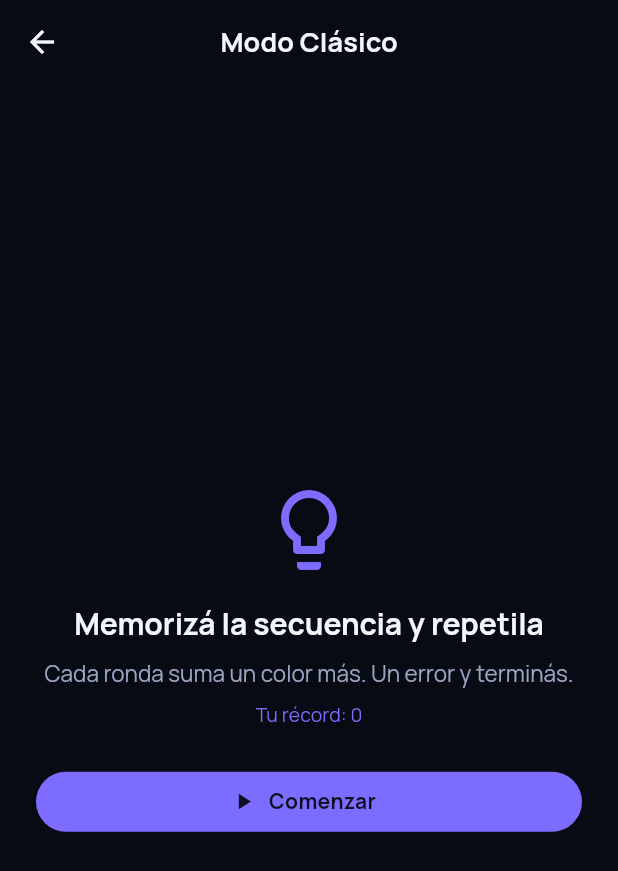
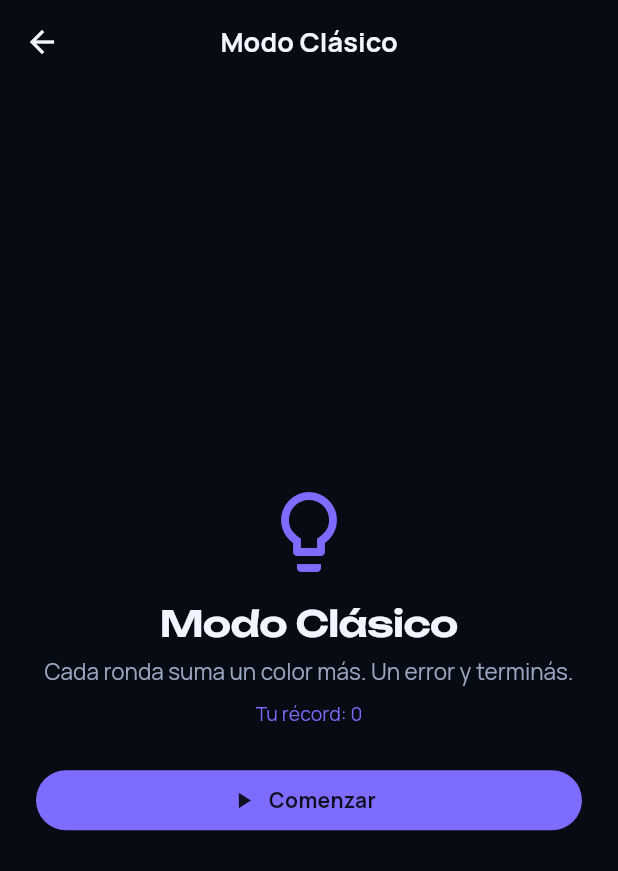
Before and after one commit to Matute0512/chroma_memory, a Flutter app: the screen it shows after launch, after a tap on "Modo Clásico", on a phone screen of 412 x 824 dp. Shown: the top 871 px of the screen. Run offline on Flutter 3.47's test engine with Material 3 defaults, Android fonts, the phone set to English and light mode, and no system bars; our stand-ins replace audioplayers, flutter_riverpod, shared_preferences.

Commit message:
feat: add Daily Challenge and Zen mode via shared sequence engine
- Parameterize the sequence engine with SequenceRules (start length, growth,
  end-on-mistake, deterministic seed, review-on-mistake)
- Generic SequenceModePage shared by all three modes (replaces the classic-only
  page): title + subtitle + mode provider
- Daily: unique date-seeded sequence (len 6, no growth); completing it shows a
  "reto completado" results state
- Zen: no penalties; on error it re-shows the sequence, counts mistakes
- Per-mode best-score storage (prefixed keys) and providers in DI
- Home enables all three modes; results page handles the completed case

Co-Authored-By: Claude Code <noreply@anthropic.com>

```diff
--- a/lib/app/pages/home_page.dart
+++ b/lib/app/pages/home_page.dart
@@ -10,14 +10,6 @@ class HomePage extends StatelessWidget {
 
   void _openMode(BuildContext context, String route) {
     Navigator.of(context).pushNamed(route);
-  }
-
-  void _comingSoon(BuildContext context, String mode) {
-    ScaffoldMessenger.of(context)
-      ..hideCurrentSnackBar()
-      ..showSnackBar(
-        SnackBar(content: Text('$mode estará disponible próximamente')),
-      );
   }
 
   @override
@@ -40,7 +32,8 @@ class HomePage extends StatelessWidget {
                     CircleAvatar(
                       radius: 26,
                       backgroundColor: scheme.primary,
-                    child: Icon(Icons.palette_outlined, color: scheme.onPrimary),
+                      child:
+                          Icon(Icons.palette_outlined, color: scheme.onPrimary),
                     ),
                     const SizedBox(width: 16),
                     Expanded(
@@ -81,25 +74,25 @@ class HomePage extends StatelessWidget {
                     _ModeCard(
                       icon: Icons.bolt,
                       title: 'Modo Clásico',
-                    description: 'Secuencias que crecen en velocidad y longitud.',
-                    enabled: true,
+                      description:
+                          'Secuencias que crecen en velocidad y longitud.',
                       onTap: () => _openMode(context, AppRoutes.classic),
                     ),
                     const SizedBox(height: 12),
                     _ModeCard(
                       icon: Icons.event_available,
                       title: 'Desafío Diario',
-                    description: 'Un reto único, igual para todos, cada 24 horas.',
-                    enabled: false,
-                    onTap: () => _comingSoon(context, 'El Desafío Diario'),
+                      description:
+                          'Un reto único, igual para todos, cada 24 horas.',
+                      onTap: () => _openMode(context, AppRoutes.daily),
                     ),
                     const SizedBox(height: 12),
                     _ModeCard(
                       icon: Icons.spa,
                       title: 'Modo Zen',
-                    description: 'Sin límites de tiempo ni penalizaciones.',
-                    enabled: false,
-                    onTap: () => _comingSoon(context, 'El Modo Zen'),
+                      description:
+                          'Sin límites de tiempo ni penalizaciones.',
+                      onTap: () => _openMode(context, AppRoutes.zen),
                     ),
                   ],
                 ),
@@ -118,16 +111,12 @@ class _ModeCard extends StatelessWidget {
     required this.icon,
     required this.title,
     required this.description,
-    required this.enabled,
     required this.onTap,
   });
 
   final IconData icon;
   final String title;
   final String description;
-
-  /// Si el modo ya se puede jugar; si es false se muestra como "próximamente".
-  final bool enabled;
   final VoidCallback onTap;
 
   @override
@@ -135,13 +124,11 @@ class _ModeCard extends StatelessWidget {
     final ColorScheme scheme = Theme.of(context).colorScheme;
     final TextTheme textTheme = Theme.of(context).textTheme;
 
-    final Widget card = Card(
+    return Card(
       clipBehavior: Clip.antiAlias,
       elevation: 0,
       color: scheme.surfaceContainerLow,
       child: InkWell(
-        // Los modos bloqueados igual reaccionan al toque para avisar que
-        // están "próximamente"; el estilo es el que varía con [enabled].
         onTap: onTap,
         child: Padding(
           padding: const EdgeInsets.symmetric(horizontal: 16, vertical: 18),
@@ -174,40 +161,11 @@ class _ModeCard extends StatelessWidget {
                 ),
               ),
               const SizedBox(width: 8),
-              if (!enabled)
-                _SoonChip(textTheme: textTheme, scheme: scheme)
-              else
               Icon(Icons.chevron_right, color: scheme.onSurfaceVariant),
             ],
           ),
         ),
       ),
     );
-
-    if (enabled) return card;
-    return Opacity(opacity: 0.6, child: card);
   }
 }
-
-/// Etiqueta "próximamente" para modos todavía no disponibles.
-class _SoonChip extends StatelessWidget {
-  const _SoonChip({required this.textTheme, required this.scheme});
-
-  final TextTheme textTheme;
-  final ColorScheme scheme;
-
-  @override
-  Widget build(BuildContext context) {
-    return Container(
-      padding: const EdgeInsets.symmetric(horizontal: 10, vertical: 4),
-      decoration: BoxDecoration(
-        color: scheme.surfaceContainerHighest,
-        borderRadius: BorderRadius.circular(999),
-      ),
-      child: Text(
-        'Próximamente',
-        style: textTheme.labelSmall?.copyWith(color: scheme.onSurfaceVariant),
-      ),
-    );
-  }
-}
--- a/lib/app/router.dart
+++ b/lib/app/router.dart
@@ -1,14 +1,14 @@
 import 'package:flutter/material.dart';
 
-import '../features/classic_mode/presentation/pages/classic_game_page.dart';
+import '../core/di/injection_container.dart';
+import '../features/classic_mode/presentation/pages/sequence_mode_page.dart';
 import 'pages/home_page.dart';
 import 'pages/settings_page.dart';
 
 /// Rutas con nombre de la aplicación.
 ///
-/// Se usa una tabla estática de rutas porque hoy no hacen falta argumentos
-/// complejos entre pantallas. Si la app crece (por ej. pasar el modo o el
-/// nivel por ruta), conviene migrar a un router paramétrico.
+/// Los modos de secuencias comparten [SequenceModePage] y difieren en título,
+/// descripción y provider (reglas + persistencia de cada modo).
 abstract final class AppRoutes {
   /// Menú principal.
   static const String home = '/';
@@ -16,12 +16,32 @@ abstract final class AppRoutes {
   /// Modo Clásico.
   static const String classic = '/classic';
 
+  /// Desafío Diario.
+  static const String daily = '/daily';
+
+  /// Modo Zen.
+  static const String zen = '/zen';
+
   /// Ajustes (accesibilidad).
   static const String settings = '/settings';
 
   static final Map<String, WidgetBuilder> table = <String, WidgetBuilder>{
     home: (_) => const HomePage(),
-    classic: (_) => const ClassicGamePage(),
+    classic: (_) => SequenceModePage(
+          title: 'Modo Clásico',
+          subtitle: 'Cada ronda suma un color más. Un error y terminás.',
+          provider: classicViewModelProvider,
+        ),
+    daily: (_) => SequenceModePage(
+          title: 'Desafío Diario',
+          subtitle: 'El mismo reto para todos, cada 24 horas. Completalo hoy.',
+          provider: dailyViewModelProvider,
+        ),
+    zen: (_) => SequenceModePage(
+          title: 'Modo Zen',
+          subtitle: 'Sin límites ni penalizaciones: aprendé a tu ritmo.',
+          provider: zenViewModelProvider,
+        ),
     settings: (_) => const SettingsPage(),
   };
 }
--- a/lib/core/di/injection_container.dart
+++ b/lib/core/di/injection_container.dart
@@ -7,7 +7,7 @@ import '../../features/classic_mode/domain/usecases/generate_sequence_usecase.da
 import '../../features/classic_mode/domain/usecases/validate_user_input_usecase.dart';
 import '../../features/classic_mode/presentation/viewmodels/classic_viewmodel.dart';
 
-// Dependencias del Modo Clásico (manuales, sin codegen).
+// Dependencias de los modos de secuencias (manuales, sin codegen).
 
 final Provider<ClassicLocalDataSource> classicLocalDataSourceProvider =
     Provider<ClassicLocalDataSource>(
@@ -17,6 +17,22 @@ final Provider<ClassicLocalDataSource> classicLocalDataSourceProvider =
 final Provider<IClassicRepository> classicRepositoryProvider =
     Provider<IClassicRepository>(
   (ref) => ClassicRepositoryImpl(ref.watch(classicLocalDataSourceProvider)),
+);
+
+final Provider<IClassicRepository> zenRepositoryProvider =
+    Provider<IClassicRepository>(
+  // Récord propio del Modo Zen.
+  (ref) => const ClassicRepositoryImpl(
+    ClassicLocalDataSource(prefix: 'zen_mode'),
+  ),
+);
+
+final Provider<IClassicRepository> dailyRepositoryProvider =
+    Provider<IClassicRepository>(
+  // Récord propio del Desafío Diario.
+  (ref) => const ClassicRepositoryImpl(
+    ClassicLocalDataSource(prefix: 'daily_mode'),
+  ),
 );
 
 final Provider<GenerateSequenceUseCase> generateSequenceUseCaseProvider =
@@ -38,3 +54,39 @@ final StateNotifierProvider<ClassicViewModel, ClassicState>
     validateInput: ref.watch(validateUserInputUseCaseProvider),
   ),
 );
+
+final StateNotifierProvider<ClassicViewModel, ClassicState>
+    zenViewModelProvider =
+    StateNotifierProvider<ClassicViewModel, ClassicState>(
+  (ref) => ClassicViewModel(
+    repository: ref.watch(zenRepositoryProvider),
+    generateSequence: ref.watch(generateSequenceUseCaseProvider),
+    validateInput: ref.watch(validateUserInputUseCaseProvider),
+    // Zen: sin penalización; ante un error se vuelve a mostrar la secuencia.
+    rules: const SequenceRules(
+      startLength: 2,
+      endOnMistake: false,
+      reviewOnMistake: true,
+    ),
+  ),
+);
+
+final StateNotifierProvider<ClassicViewModel, ClassicState>
+    dailyViewModelProvider =
+    StateNotifierProvider<ClassicViewModel, ClassicState>(
+  (ref) => ClassicViewModel(
+    repository: ref.watch(dailyRepositoryProvider),
+    generateSequence: ref.watch(generateSequenceUseCaseProvider),
+    validateInput: ref.watch(validateUserInputUseCaseProvider),
+    // Diario: secuencia única determinística por fecha, sin crecimiento.
+    rules: SequenceRules(
+      startLength: 6,
+      growRounds: false,
+      fixedSeed: _dailySeed(DateTime.now()),
+    ),
+  ),
+);
+
+/// Semilla del día (misma secuencia para todos, cambia cada 24 h).
+int _dailySeed(DateTime date) =>
+    date.year * 10000 + date.month * 100 + date.day;
--- a/lib/features/classic_mode/presentation/pages/classic_game_page.dart
+++ b/lib/features/classic_mode/presentation/pages/sequence_mode_page.dart
@@ -7,7 +7,6 @@ import 'package:flutter_riverpod/flutter_riverpod.dart';
 import '../../../../core/accessibility/accessibility_controller.dart';
 import '../../../../core/accessibility/color_vision_mode.dart';
 import '../../../../core/constants/app_palette.dart';
-import '../../../../core/di/injection_container.dart';
 import '../../../../core/layout/responsive.dart';
 import '../../../../core/utils/audio_manager.dart';
 import '../../../../core/utils/haptic_feedback.dart';
@@ -30,20 +29,35 @@ final ColorFilter _kNormalFilter =
     ColorFilter.mode(Colors.white, BlendMode.dst);
 final ColorFilter _kDesaturatedFilter = ColorFilter.matrix(_kGrayscaleMatrix);
 
-/// Pantalla del Modo Clásico (Simon-like).
+/// Pantalla de un modo de secuencias (Clásico / Desafío Diario / Zen).
 ///
-/// Orquesta la UI con el [ClassicViewModel] y los micro-feedback premium:
+/// Comparte el motor ([ClassicViewModel] con [SequenceRules]) y los
+/// micro-feedback premium:
 /// - acierto → "eco" de luz en la ficha + háptico light;
 /// - ronda superada → háptico medium;
-/// - error → shake del tablero + desaturación momentánea + háptico heavy.
-class ClassicGamePage extends ConsumerStatefulWidget {
-  const ClassicGamePage({super.key});
+/// - error → shake + desaturación breve + háptico heavy (en Zen se continúa).
+class SequenceModePage extends ConsumerStatefulWidget {
+  const SequenceModePage({
+    super.key,
+    required this.title,
+    required this.subtitle,
+    required this.provider,
+  });
+
+  /// Título del modo (AppBar y encabezado).
+  final String title;
+
+  /// Descripción breve en la pantalla inicial.
+  final String subtitle;
+
+  /// Provider (StateNotifier) del modo concreto (ver core/di).
+  final StateNotifierProvider<ClassicViewModel, ClassicState> provider;
 
   @override
-  ConsumerState<ClassicGamePage> createState() => _ClassicGamePageState();
+  ConsumerState<SequenceModePage> createState() => _SequenceModePageState();
 }
 
-class _ClassicGamePageState extends ConsumerState<ClassicGamePage>
+class _SequenceModePageState extends ConsumerState<SequenceModePage>
     with SingleTickerProviderStateMixin {
   Timer? _pulseTimer;
   Timer? _saturationTimer;
@@ -62,7 +76,7 @@ class _ClassicGamePageState extends ConsumerState<ClassicGamePage>
     // Carga el récord para mostrarlo en la pantalla inicial.
     Future<void>.microtask(() {
       if (mounted) {
-        ref.read(classicViewModelProvider.notifier).loadBestScore();
+        ref.read(widget.provider.notifier).loadBestScore();
       }
     });
   }
@@ -76,7 +90,7 @@ class _ClassicGamePageState extends ConsumerState<ClassicGamePage>
   }
 
   Future<void> _startGame() async {
-    await ref.read(classicViewModelProvider.notifier).newGame();
+    await ref.read(widget.provider.notifier).newGame();
   }
 
   /// "Eco" de luz sobre la ficha que se acertó.
@@ -100,7 +114,7 @@ class _ClassicGamePageState extends ConsumerState<ClassicGamePage>
 
   Future<void> _onColorTap(ColorId id) async {
     final TapOutcome outcome =
-        await ref.read(classicViewModelProvider.notifier).onTile(id);
+        await ref.read(widget.provider.notifier).onTile(id);
     switch (outcome) {
       case TapOutcome.correct:
         _echoCorrect(id);
@@ -120,7 +134,7 @@ class _ClassicGamePageState extends ConsumerState<ClassicGamePage>
   }
 
   Future<void> _openResults() async {
-    final ClassicState finalState = ref.read(classicViewModelProvider);
+    final ClassicState finalState = ref.read(widget.provider);
     final bool? retry = await Navigator.of(context).push<bool>(
       MaterialPageRoute<bool>(
         builder: (_) => ClassicResultsPage(state: finalState),
@@ -136,29 +150,32 @@ class _ClassicGamePageState extends ConsumerState<ClassicGamePage>
 
   /// Salta al menú deteniendo la partida (si estaba a mitad de ronda).
   void _leaveToMenu() {
-    ref.read(classicViewModelProvider.notifier).resetToReady();
+    ref.read(widget.provider.notifier).resetToReady();
     Navigator.of(context).pop();
   }
 
   @override
   Widget build(BuildContext context) {
-    final ClassicState state = ref.watch(classicViewModelProvider);
+    final ClassicState state = ref.watch(widget.provider);
     final ColorVisionMode vision = ref.watch(accessibilityProvider);
 
     // Cuando termina la partida, ir a resultados (una sola vez por estado).
-    ref.listen<ClassicState>(classicViewModelProvider, (ClassicState? prev, ClassicState next) {
-      if (next.phase == ClassicPhase.gameOver &&
-          prev?.phase != ClassicPhase.gameOver) {
-        _openResults();
-      }
-    });
+    ref.listen<ClassicState>(
+      widget.provider,
+      (ClassicState? prev, ClassicState next) {
+        if (next.phase == ClassicPhase.gameOver &&
+            prev?.phase != ClassicPhase.gameOver) {
+          _openResults();
+        }
+      },
+    );
 
-    // Tono del color en cada destello de la fase "ver" (sincronizado con la luz).
+    // Tono del color en cada destello de la fase "ver" (sincronizado con luz).
     ref.listen<int?>(
-      classicViewModelProvider.select((ClassicState s) => s.watchIndex),
+      widget.provider.select((ClassicState s) => s.watchIndex),
       (int? prev, int? next) {
         if (next == null) return;
-        final ClassicState current = ref.read(classicViewModelProvider);
+        final ClassicState current = ref.read(widget.provider);
         if (next < current.sequence.length) {
           final ColorId c = current.sequence.colors[next];
           unawaited(AudioManager.instance.play('${c.name}.wav'));
@@ -173,7 +190,7 @@ class _ClassicGamePageState extends ConsumerState<ClassicGamePage>
         if (!didPop) _leaveToMenu();
       },
       child: Scaffold(
-        appBar: AppBar(title: const Text('Modo Clásico')),
+        appBar: AppBar(title: Text(widget.title)),
         body: SafeArea(
           child: state.phase == ClassicPhase.ready
               ? _buildReady(context, state)
@@ -192,22 +209,21 @@ class _ClassicGamePageState extends ConsumerState<ClassicGamePage>
       child: SingleChildScrollView(
         padding: const EdgeInsets.all(24),
         child: ConstrainedBox(
-          constraints:
-              const BoxConstraints(maxWidth: AppLayout.maxFocusWidth),
+          constraints: const BoxConstraints(maxWidth: AppLayout.maxFocusWidth),
           child: Column(
             mainAxisSize: MainAxisSize.min,
             children: <Widget>[
               Icon(Icons.lightbulb_outline, size: 64, color: scheme.primary),
               const SizedBox(height: 16),
               Text(
-                'Memorizá la secuencia y repetila',
-                style: textTheme.titleLarge?.copyWith(
+                widget.title,
+                style: textTheme.headlineSmall?.copyWith(
                   fontWeight: FontWeight.bold,
                 ),
               ),
               const SizedBox(height: 8),
               Text(
-                'Cada ronda suma un color más. Un error y terminás.',
+                widget.subtitle,
                 textAlign: TextAlign.center,
                 style: textTheme.bodyMedium?.copyWith(
                   color: scheme.onSurfaceVariant,
@@ -255,9 +271,7 @@ class _ClassicGamePageState extends ConsumerState<ClassicGamePage>
             _statusMessage(state),
             textAlign: TextAlign.center,
             style: textTheme.titleMedium?.copyWith(
-              color: roundCleared
-                  ? AppPalette.mint
-                  : scheme.onSurfaceVariant,
+              color: roundCleared ? AppPalette.mint : scheme.onSurfaceVariant,
               fontWeight: FontWeight.w600,
             ),
           ),
--- a/lib/features/classic_mode/presentation/viewmodels/classic_viewmodel.dart
+++ b/lib/features/classic_mode/presentation/viewmodels/classic_viewmodel.dart
@@ -23,14 +23,40 @@ enum ClassicPhase {
   /// Acaba de completar la ronda correctamente (pausa breve).
   roundCleared,
 
-  /// Falló y terminó la partida.
+  /// Terminó: falló ([completed] false) o completó el reto (true).
   gameOver,
 }
 
 /// Resultado de tocar una ficha, para que la UI decida el feedback.
 enum TapOutcome { none, correct, roundCleared, wrong }
 
-/// Estado inmutable del Modo Clásico.
+/// Configuración de un modo de secuencias (Clásico / Diario / Zen).
+class SequenceRules {
+  const SequenceRules({
+    this.startLength = 2,
+    this.growRounds = true,
+    this.endOnMistake = true,
+    this.fixedSeed,
+    this.reviewOnMistake = false,
+  });
+
+  /// Largo de la secuencia inicial.
+  final int startLength;
+
+  /// Si la secuencia crece una posición por ronda. false = reto único (Diario).
+  final bool growRounds;
+
+  /// Si un error termina la partida. false = Zen (no hay penalización).
+  final bool endOnMistake;
+
+  /// Semilla determinística (Desafío Diario: misma secuencia para todos hoy).
+  final int? fixedSeed;
+
+  /// En Zen: al errar se vuelve a mostrar la secuencia antes de reintentar.
+  final bool reviewOnMistake;
+}
+
+/// Estado inmutable de una partida de secuencias.
 class ClassicState {
   const ClassicState({
     required this.phase,
@@ -40,6 +66,8 @@ class ClassicState {
     required this.score,
     required this.bestScore,
     required this.isNewBest,
+    required this.completed,
+    required this.mistakes,
     this.watchIndex,
   });
 
@@ -51,6 +79,8 @@ class ClassicState {
         score: 0,
         bestScore: bestScore,
         isNewBest: false,
+        completed: false,
+        mistakes: 0,
       );
 
   final ClassicPhase phase;
@@ -61,17 +91,23 @@ class ClassicState {
   /// Cuántos colores correctos reprodujo el jugador en la ronda actual.
   final int userProgress;
 
-  /// Ronda actual (1-based). La longitud de la secuencia es round + 1.
+  /// Ronda actual (1-based). Con crecimiento, el largo es startLength+round-1.
   final int round;
 
-  /// Puntaje de la partida: un punto por color correcto.
+  /// Puntaje: un punto por color correcto.
   final int score;
 
-  /// Mejor puntaje histórico.
+  /// Mejor puntaje histórico de este modo.
   final int bestScore;
 
   /// Si esta partida rompió el récord.
   final bool isNewBest;
+
+  /// Si la partida terminó por completar el reto (Diario) y no por error.
+  final bool completed;
+
+  /// Errores acumulados (Modo Zen, sin penalización).
+  final int mistakes;
 
   /// Índice del color que está destellando durante [ClassicPhase.watching].
   final int? watchIndex;
@@ -86,6 +122,8 @@ class ClassicState {
     int? score,
     int? bestScore,
     bool? isNewBest,
+    bool? completed,
+    int? mistakes,
     int? watchIndex,
   }) {
     return ClassicState(
@@ -96,21 +134,24 @@ class ClassicState {
       score: score ?? this.score,
       bestScore: bestScore ?? this.bestScore,
       isNewBest: isNewBest ?? this.isNewBest,
+      completed: completed ?? this.completed,
+      mistakes: mistakes ?? this.mistakes,
       watchIndex: watchIndex ?? this.watchIndex,
     );
   }
 }
 
-/// Controla la lógica de una partida del Modo Clásico (Simon-like).
+/// Controla la lógica de una partida de secuencias (Clásico, Diario, Zen).
 ///
 /// Flujo: [newGame] → fase watching (destellan los colores) → input (el
-/// jugador reproduce). Cada ronda suma un color a la secuencia. Un error
-/// termina la partida ([ClassicPhase.gameOver]).
+/// jugador reproduce). Las reglas de crecimiento/penalización las define
+/// [SequenceRules].
 class ClassicViewModel extends StateNotifier<ClassicState> {
   ClassicViewModel({
     required IClassicRepository repository,
     required GenerateSequenceUseCase generateSequence,
     required ValidateUserInputUseCase validateInput,
+    this.rules = const SequenceRules(),
   })  : _repository = repository,
         _generateSequence = generateSequence,
         _validateInput = validateInput,
@@ -119,6 +160,7 @@ class ClassicViewModel extends StateNotifier<ClassicState> {
   final IClassicRepository _repository;
   final GenerateSequenceUseCase _generateSequence;
   final ValidateUserInputUseCase _validateInput;
+  final SequenceRules rules;
 
   /// Token para invalidar tareas en vuelo (destellos, pausas) al reiniciar.
   int _token = 0;
@@ -128,12 +170,21 @@ class ClassicViewModel extends StateNotifier<ClassicState> {
   /// Si esta partida superó el mejor puntaje (para mostrarlo al final).
   bool _earnedNewBest = false;
 
+  /// RNG determinístico para el Desafío Diario (misma secuencia todo el día).
+  math.Random? _rng;
+
   /// Velocidad del destello: baja con cada ronda (cada vez más rápido).
   Duration get _stepDelay =>
       Duration(milliseconds: math.max(240, 700 - (state.round - 1) * 40));
 
   static const Duration _gap = Duration(milliseconds: 180);
   static const Duration _roundPause = Duration(milliseconds: 900);
+
+  /// Largo de la secuencia según las reglas del modo.
+  int get _sequenceLength =>
+      rules.growRounds ? rules.startLength + state.round - 1 : rules.startLength;
+
+  math.Random get _random => _rng ?? math.Random();
 
   /// Carga el mejor puntaje guardado (para mostrarlo en la pantalla inicial).
   Future<void> loadBestScore() async {
@@ -148,6 +199,8 @@ class ClassicViewModel extends StateNotifier<ClassicState> {
     _token++;
     _busy = false;
     _earnedNewBest = false;
+    // Diario: misma semilla todo el día; Clásico/Zen: azar por partida.
+    _rng = rules.fixedSeed != null ? math.Random(rules.fixedSeed) : null;
     final int token = _token;
 
     final int best = await _repository.getBestScore();
@@ -172,8 +225,20 @@ class ClassicViewModel extends StateNotifier<ClassicState> {
             UserInputValidation.correct;
 
     if (!isCorrect) {
-      // Termina la partida. El récord se actualiza en vivo apenas se supera,
-      // así que basta con recordar si en algún momento se superó.
+      // Modos con penalización: termina. Zen: suma error y reintenta.
+      if (!rules.endOnMistake) {
+        _token++;
+        final int newMistakes = state.mistakes + 1;
+        final int retryToken = _token;
+        state = state.copyWith(
+          mistakes: newMistakes,
+          userProgress: 0,
+        );
+        if (rules.reviewOnMistake) {
+          await _playRound(retryToken, reuse: sequence);
+        }
+        return TapOutcome.wrong;
+      }
       _token++;
       state = state.copyWith(
         phase: ClassicPhase.gameOver,
@@ -197,7 +262,7 @@ class ClassicViewModel extends StateNotifier<ClassicState> {
       return TapOutcome.correct;
     }
 
-    // Ronda completa: pausa breve y pasa a la siguiente.
+    // Ronda completa.
     _busy = true;
     state = state.copyWith(
       phase: ClassicPhase.roundCleared,
@@ -205,6 +270,12 @@ class ClassicViewModel extends StateNotifier<ClassicState> {
     );
     await Future<void>.delayed(_roundPause);
     if (token != _token) return TapOutcome.roundCleared;
+
+    if (!rules.growRounds) {
+      // Desafío Diario: la secuencia única se completó.
+      state = state.copyWith(phase: ClassicPhase.gameOver, completed: true);
+      return TapOutcome.roundCleared;
+    }
 
     state = state.copyWith(round: state.round + 1, userProgress: 0);
     await _playRound(token);
@@ -219,11 +290,11 @@ class ClassicViewModel extends StateNotifier<ClassicState> {
     state = ClassicState.initial(bestScore: state.bestScore);
   }
 
-  /// Destella la secuencia de la ronda actual y habilita el input.
-  Future<void> _playRound(int token) async {
+  /// Destella la [reuse] (si viene) o una secuencia nueva, y habilita input.
+  Future<void> _playRound(int token, {ClassicSequence? reuse}) async {
     _busy = true;
     final ClassicSequence sequence =
-        _generateSequence(length: state.round + 1);
+        reuse ?? _generateSequence(length: _sequenceLength, random: _random);
     state = state.copyWith(
       phase: ClassicPhase.watching,
       sequence: sequence,
```
Also changed, not shown: lib/features/classic_mode/data/datasources/classic_local_datasource.dart (+10 -7 lines), lib/features/classic_mode/presentation/pages/classic_results_page.dart (+14 -3 lines), 1 other file. Lines whose indentation alone changed are shown as unchanged.
